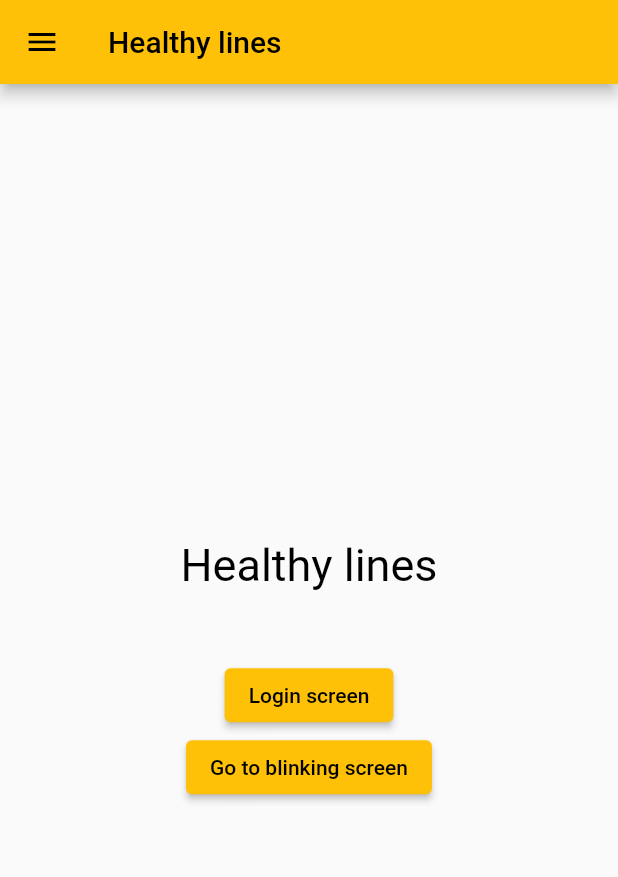
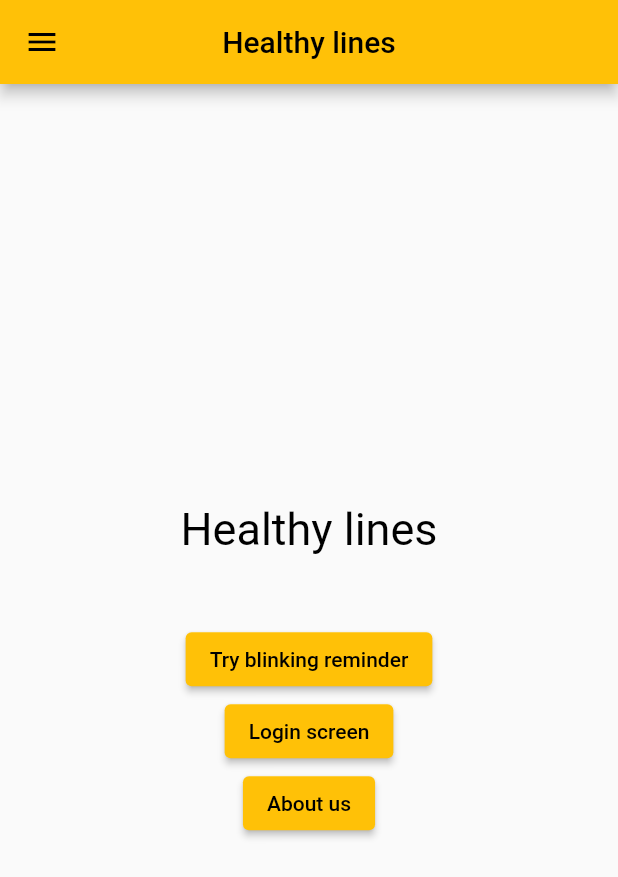
Before and after one commit to Kamilnaja/healthy-lines, a Flutter app: the screen it shows after launch, on a phone screen of 412 x 824 dp. Shown: the top 877 px of the screen. Run offline on Flutter 3.47's test engine with Material 2 defaults, Android fonts, the phone set to English and light mode, and no system bars.

Commit message:
About us screen & route

```diff
--- a/lib/home/home_page.dart
+++ b/lib/home/home_page.dart
@@ -4,12 +4,14 @@ import '../custom_drawer.dart';
 
 class HomePage extends StatelessWidget {
   const HomePage({Key? key}) : super(key: key);
+  final isLoggedIn = false;
 
   @override
   Widget build(BuildContext context) {
     return Scaffold(
         appBar: AppBar(
           title: const Text('Healthy lines'),
+          centerTitle: true,
         ),
         body: Column(
           mainAxisAlignment: MainAxisAlignment.center,
@@ -26,15 +28,20 @@ class HomePage extends StatelessWidget {
                 const SizedBox(height: 30),
                 ElevatedButton(
                     onPressed: () {
-                      Navigator.of(context).pushNamed('/login',
-                          arguments: 'Hello from the first page');
+                      Navigator.of(context).pushNamed('/blinking_timer');
+                    },
+                    child: const Text('Try blinking reminder')),
+                ElevatedButton(
+                    onPressed: () {
+                      Navigator.of(context).pushNamed('/login', arguments: '');
                     },
                     child: const Text('Login screen')),
                 ElevatedButton(
                     onPressed: () {
-                      Navigator.of(context).pushNamed('/blinking_timer');
+                      Navigator.of(context)
+                          .pushNamed('/about_us', arguments: '');
                     },
-                    child: const Text('Go to blinking screen')),
+                    child: const Text('About us'))
               ],
             ),
           ],
--- a/lib/router/router_generator.dart
+++ b/lib/router/router_generator.dart
@@ -1,4 +1,5 @@
 import 'package:flutter/material.dart';
+import 'package:healthy_lines/about_us/about_us.dart';
 
 import '../blinking_timer.dart';
 import '../home/home_page.dart';
@@ -17,10 +18,13 @@ class RouteGenerator {
         return MaterialPageRoute(
           builder: (_) => const BlinkingTimer(),
         );
+      case '/about_us':
+        return MaterialPageRoute(builder: (_) => const AboutUs());
       case '/login':
         if (args is String) {
           return MaterialPageRoute(builder: (_) => Login(data: args));
         }
+
         // If args is not of the correct type, return an error page.
         // You can also throw an exception while in development.
         return _errorRoute();
```
Also changed, not shown: lib/about_us/about_us.dart (added, +21 -0 lines).
